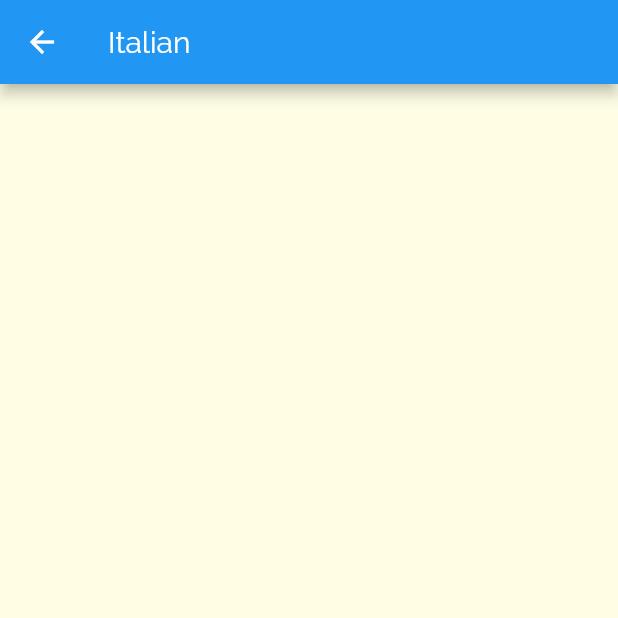
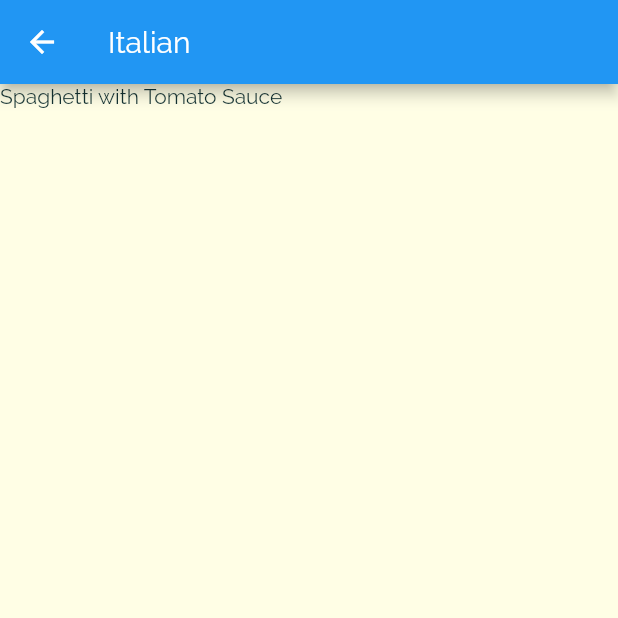
Before and after one commit to Giimhana-Dissanayake/meals_app, a Flutter app: the screen it shows after launch, after a tap on "Italian", on a phone screen of 412 x 824 dp, the top half of it. Run offline on Flutter 3.47's test engine with Material 2 defaults, Android fonts, the phone set to English and light mode, and no system bars.

Commit message:
166.selecting meals for a choosen category

```diff
--- a/lib/category_meals_screen.dart
+++ b/lib/category_meals_screen.dart
@@ -1,4 +1,6 @@
 import 'package:flutter/material.dart';
+
+import './dummy_data.dart';
 
 class CategoryMealsScreen extends StatelessWidget {
   static const routeName = '/category-meals';
@@ -14,11 +16,18 @@ class CategoryMealsScreen extends StatelessWidget {
     final categoryTitle = routeArgs['title'];
     final categoryId = routeArgs['id'];
 
+    final categoryMeals = DUMMY_MEALS.where((meal) {
+      return meal.categories.contains(categoryId);
+    }).toList();
+
     return Scaffold(
-      appBar: AppBar(
-        title: Text(categoryTitle ?? ''),
-      ),
-      // body:ListView.builder(itemBuilder: (ctx,index)=>{},itemCount)
-    );
+        appBar: AppBar(
+          title: Text(categoryTitle ?? ''),
+        ),
+        body: ListView.builder(
+            itemBuilder: (ctx, index) {
+              return Text(categoryMeals[index].title);
+            },
+            itemCount: categoryMeals.length));
   }
 }
```
